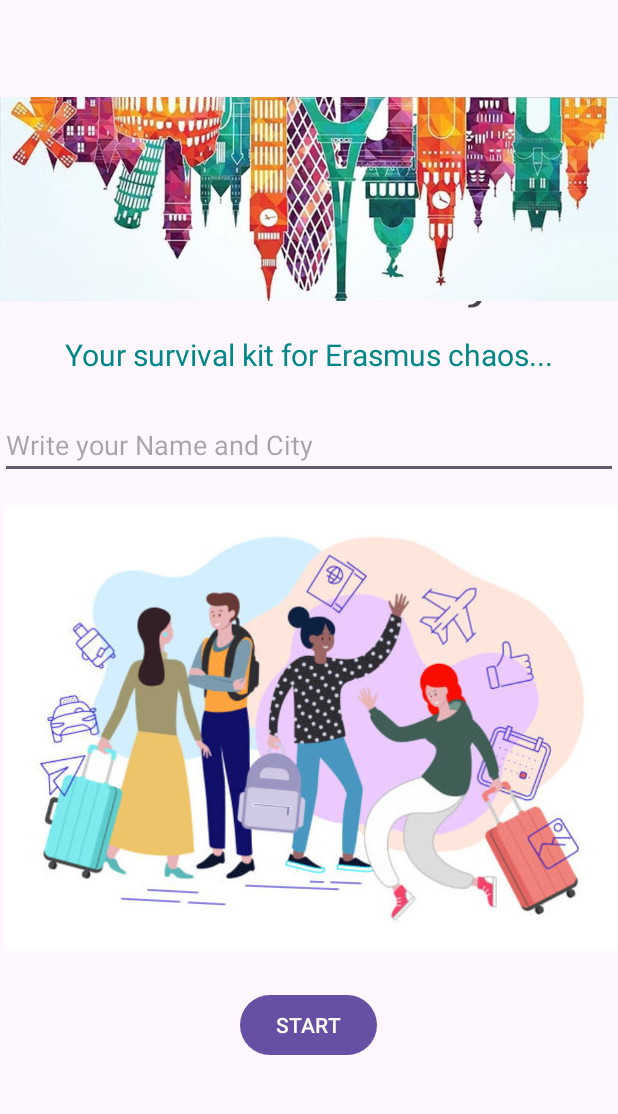
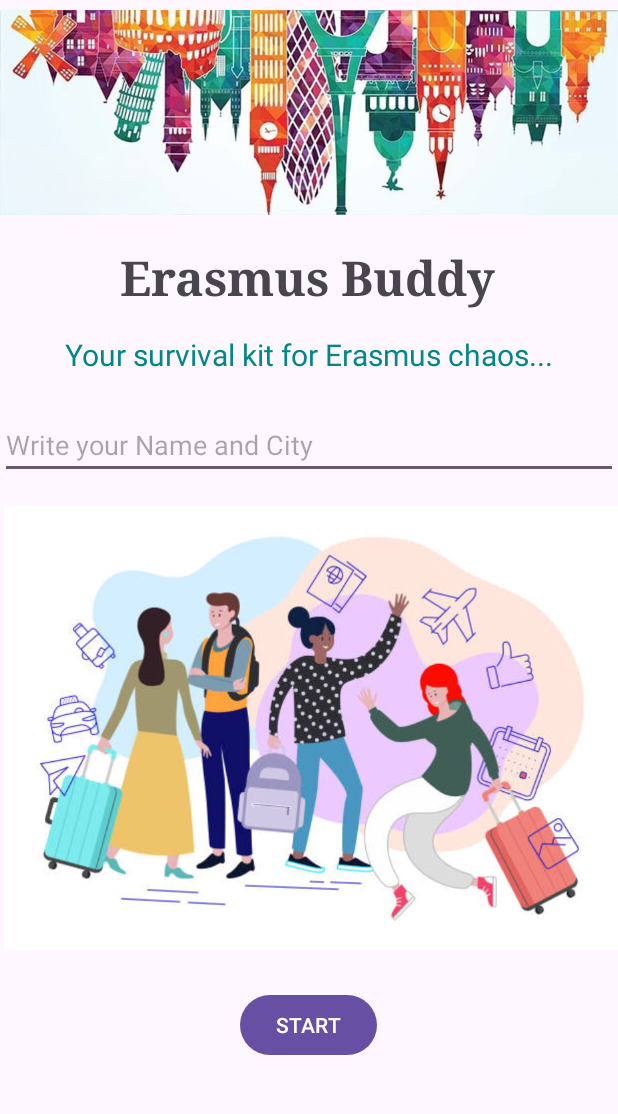
Before and after one commit to kuba4g8/Erasmus-Buddy, an Android app: the screen it shows after launch (MainActivity), on a phone screen of 412 x 824 dp, the part 96-1210 px from its top. Run offline under Robolectric (Android 15) with nearby library versions, the phone set to English and light mode, and no system bars; 1 statement that could not run was skipped.

Commit message:
finish welcome page?

```diff
--- a/app/src/main/res/layout/fragment_home.xml
+++ b/app/src/main/res/layout/fragment_home.xml
@@ -63,9 +63,11 @@
         android:id="@+id/imageView2"
         android:layout_width="wrap_content"
         android:layout_height="wrap_content"
-        app:srcCompat="@drawable/erasmus_welcome_init"
-        tools:layout_editor_absoluteX="0dp"
-        tools:layout_editor_absoluteY="-65dp" />
+        android:layout_marginBottom="15dp"
+        app:layout_constraintBottom_toTopOf="@+id/textView"
+        app:layout_constraintEnd_toEndOf="parent"
+        app:layout_constraintStart_toStartOf="parent"
+        app:srcCompat="@drawable/erasmus_welcome_init" />
 
     <TextView
         android:id="@+id/textView"
```
